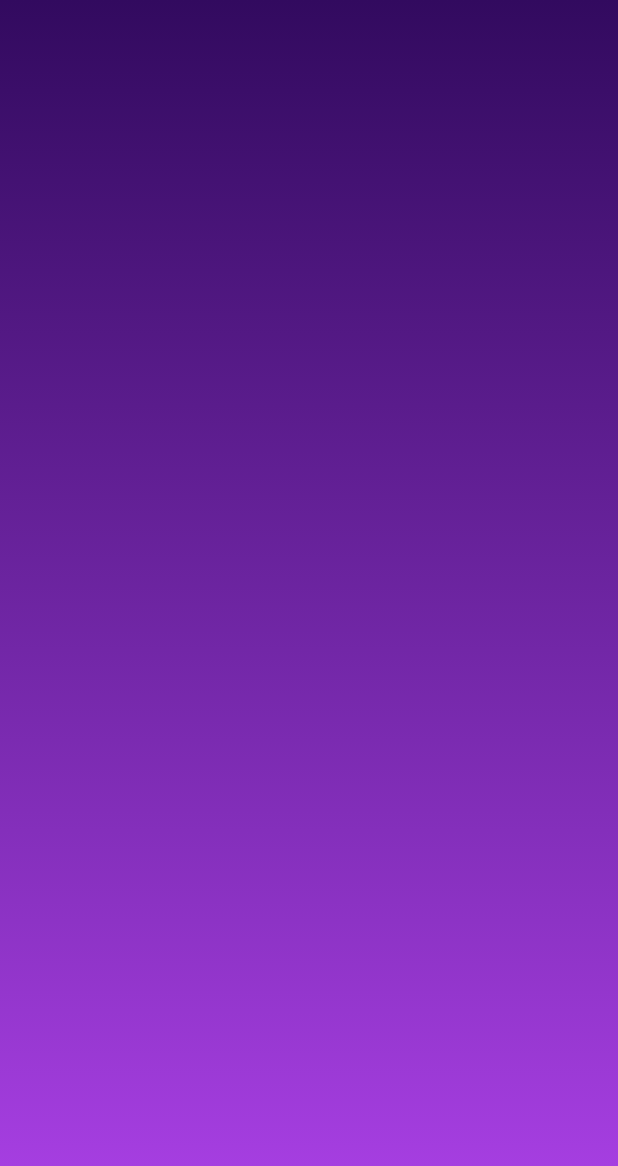
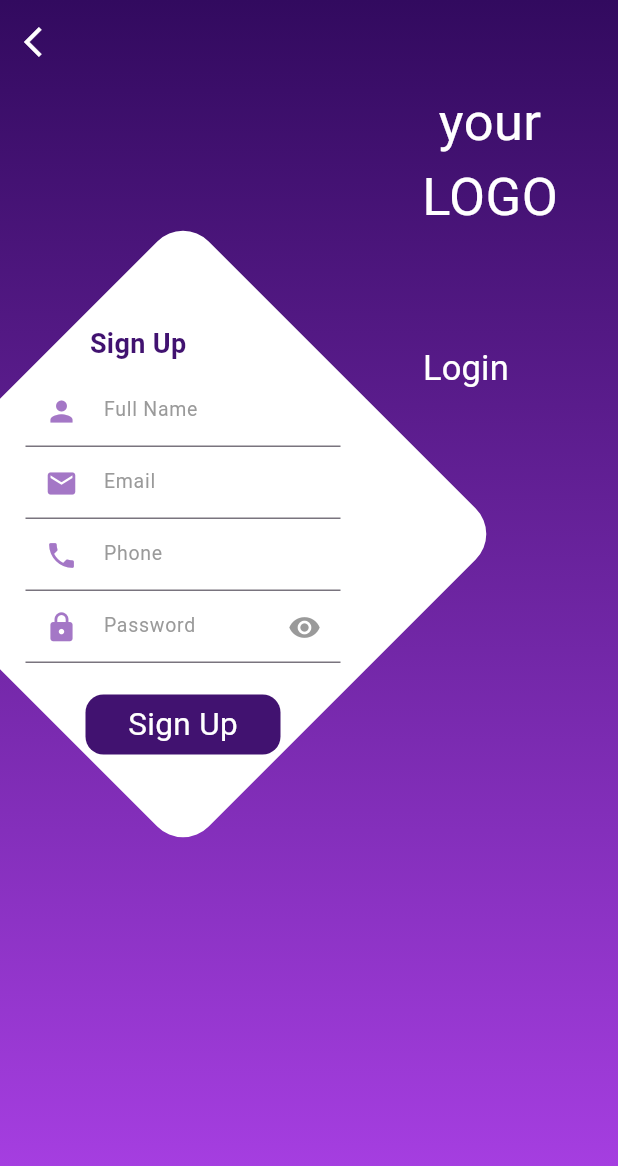
Before and after one commit to hamadadhg/fitness_app, a Flutter app: the SignUpView screen opened by its route, on a phone screen of 412 x 824 dp. Shown: the top 1166 px of the screen. Run offline on Flutter 3.47's test engine with Material 3 defaults, Android fonts, the phone set to English and light mode, and no system bars.

Commit message:
custom contain container in sign up widget

```diff
--- a/lib/views/sign_up_view.dart
+++ b/lib/views/sign_up_view.dart
@@ -1,5 +1,9 @@
 import 'package:fitness_app/constant.dart';
+import 'package:fitness_app/widget/custom_contain_container_in_sign_up_widget.dart';
 import 'package:fitness_app/widget/custom_linear_gradient_widget.dart';
+import 'package:fitness_app/widget/custom_row_in_corner_widget.dart';
+import 'package:fitness_app/widget/custom_stack_widget.dart';
+import 'package:fitness_app/widget/custom_text_button_widget.dart';
 import 'package:flutter/material.dart';
 
 class SignUpView extends StatelessWidget {
@@ -9,7 +13,54 @@ class SignUpView extends StatelessWidget {
   Widget build(BuildContext context) {
     return CustomLinearGradientWidget(
       widget: Scaffold(
+        resizeToAvoidBottomInset: false,
+        appBar: AppBar(
+          automaticallyImplyLeading: false,
+          leading: IconButton(
+            onPressed: () {
+              Navigator.pop(
+                context,
+              );
+            },
+            icon: Icon(
+              Icons.arrow_back_ios,
+              color: kWhiteColor,
+            ),
+          ),
+          backgroundColor: kTransparentColor,
+        ),
         backgroundColor: kTransparentColor,
+        body: Column(
+          children: [
+            const CustomRowInCornerWidget(),
+            Row(
+              children: [
+                const CustomStackWidget(
+                  widget: SizedBox(
+                    width: 210,
+                    child: CustomContainContainerInSignUpWidget(),
+                  ),
+                ),
+                Transform.translate(
+                  offset: const Offset(
+                    -30,
+                    -60,
+                  ),
+                  child: CustomTextButtonWidget(
+                    onPressed: () {
+                      Navigator.pop(
+                        context,
+                      );
+                    },
+                    fontSize: 23,
+                    text: 'Login',
+                    color: kWhiteColor,
+                  ),
+                ),
+              ],
+            ),
+          ],
+        ),
       ),
     );
   }
--- a/lib/widget/custom_column_contain_login_widget.dart
+++ b/lib/widget/custom_column_contain_login_widget.dart
@@ -39,7 +39,7 @@ class CustomColumnContainLoginWidget extends StatelessWidget {
                     SignUpView.signUpViewId,
                   );
                 },
-                fontSize: 18,
+                fontSize: 19,
                 text: 'Sign Up',
                 color: kWhiteColor,
               ),
--- a/lib/widget/custom_contain_container_in_login_widget.dart
+++ b/lib/widget/custom_contain_container_in_login_widget.dart
@@ -56,11 +56,11 @@ class CustomContainContainerInLoginWidget extends StatelessWidget {
             CustomNavigationButtonWidget(
               onTap: () {},
               text: 'Login',
-              fontSize: 24,
+              fontSize: 21,
               colorToContainer: kDeepPurpleColor,
               colorToText: kWhiteColor,
-              height: 45,
-              width: 135,
+              height: 40,
+              width: 130,
             ),
           ],
         ),
--- /dev/null
+++ b/lib/widget/custom_contain_container_in_sign_up_widget.dart
@@ -0,0 +1,61 @@
+import 'package:fitness_app/constant.dart';
+import 'package:fitness_app/widget/custom_navigation_button_widget.dart';
+import 'package:fitness_app/widget/custom_text_field_widget.dart';
+import 'package:fitness_app/widget/custom_text_widget.dart';
+import 'package:flutter/material.dart';
+
+class CustomContainContainerInSignUpWidget extends StatelessWidget {
+  const CustomContainContainerInSignUpWidget({super.key});
+
+  @override
+  Widget build(BuildContext context) {
+    return Column(
+      children: [
+        Transform.translate(
+          offset: const Offset(
+            -30,
+            0,
+          ),
+          child: CustomTextWidget(
+            text: 'Sign Up',
+            color: kDeepPurpleColor,
+            fontSize: 18,
+            fontWeight: FontWeight.bold,
+          ),
+        ),
+        const SizedBox(
+          height: 8,
+        ),
+        const CustomTextFieldWidget(
+          hintText: 'Full Name',
+          prefixIcon: Icons.person,
+        ),
+        const CustomTextFieldWidget(
+          hintText: 'Email',
+          prefixIcon: Icons.email,
+        ),
+        const CustomTextFieldWidget(
+          hintText: 'Phone',
+          prefixIcon: Icons.phone,
+        ),
+        const CustomTextFieldWidget(
+          hintText: 'Password',
+          prefixIcon: Icons.lock,
+          suffixIcon: Icons.visibility,
+        ),
+        const SizedBox(
+          height: 21,
+        ),
+        CustomNavigationButtonWidget(
+          onTap: () {},
+          height: 40,
+          width: 130,
+          colorToContainer: kDeepPurpleColor,
+          colorToText: kWhiteColor,
+          text: 'Sign Up',
+          fontSize: 21,
+        ),
+      ],
+    );
+  }
+}
```
